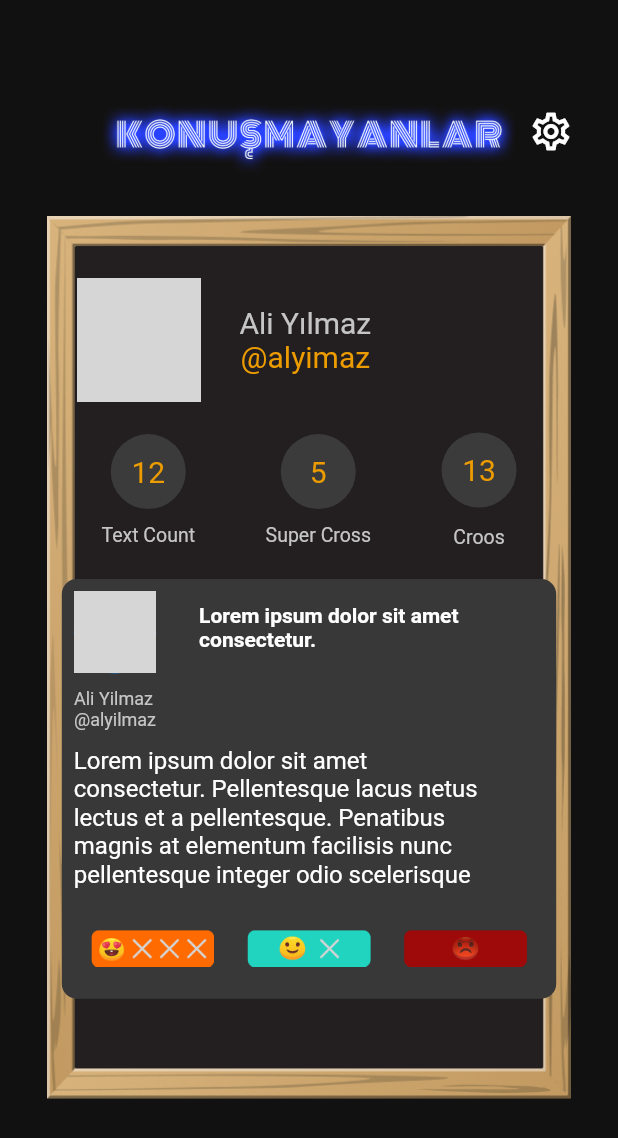
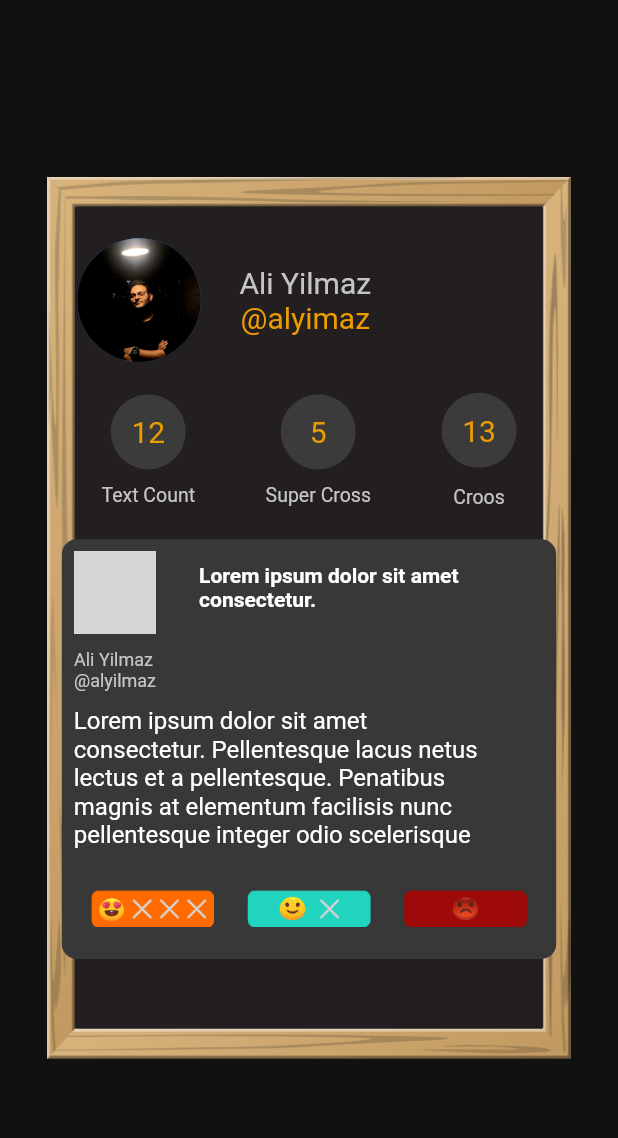
Before and after one commit to alyilmaz99/konusamayanlar_app, a Flutter app: the ProfileView screen opened directly, on a phone screen of 412 x 824 dp. Shown: the top 1138 px of the screen. Run offline on Flutter 3.47's test engine with Material 2 defaults, Android fonts, the phone set to English and light mode, and no system bars; our stand-ins replace easy_localization, flutter_svg, go_router, google_fonts; missing offline and left inert: molten_navigationbar_flutter, page_animation_transition; network calls fail; Roboto replaces fonts that are missing (Arimo); grey boxes are pictures that could not be loaded.

Commit message:
profile_page half fix

```diff
--- a/lib/main.dart
+++ b/lib/main.dart
@@ -1,7 +1,6 @@
 import 'package:easy_localization/easy_localization.dart';
 import 'package:flutter/material.dart';
 import 'package:konusamayanlar_app/product/router/router.dart';
-import 'package:konusamayanlar_app/view/auth/splash/view/splash_view.dart';
 
 Future<void> main() async {
   WidgetsFlutterBinding.ensureInitialized();
--- a/lib/product/router/router.dart
+++ b/lib/product/router/router.dart
@@ -69,7 +69,7 @@ class AppRouter {
         },
       ),
     ],
-    redirect: (context, state) async {
+    redirect: (context, state) {
       bool isAuthenticated = false;
       if (!isAuthenticated && state.subloc == '/') {
         return state.namedLocation(RouteConstants.login);
--- a/lib/view/home/profile/view/profile_view.dart
+++ b/lib/view/home/profile/view/profile_view.dart
@@ -17,44 +17,10 @@ class _ProfileViewState extends State<ProfileView> {
   Widget build(BuildContext context) {
     return BaseView(builder: (context, width, height, appbar) {
       return Scaffold(
-        resizeToAvoidBottomInset: false,
         backgroundColor: ColorConst.appBgColor,
-        body: SingleChildScrollView(
-          physics: const ClampingScrollPhysics(
-              parent: NeverScrollableScrollPhysics()),
-          child: Column(
+        body: Column(
+          mainAxisAlignment: MainAxisAlignment.center,
           children: [
-              Row(
-                mainAxisAlignment: MainAxisAlignment.end,
-                children: [
-                  SizedBox(
-                    child: Padding(
-                      padding:
-                          EdgeInsets.only(top: width / 8, bottom: width / 40),
-                      child: Container(
-                        height: width / 5,
-                        width: width / 1.5,
-                        decoration: const BoxDecoration(
-                          image: DecorationImage(
-                              image: AssetImage('assets/images/header.png')),
-                        ),
-                      ),
-                    ),
-                  ),
-                  Padding(
-                    padding: EdgeInsets.only(
-                        top: width / 10, bottom: width / 40, right: width / 20),
-                    child: IconButton(
-                      onPressed: () {},
-                      icon: const Icon(
-                        Icons.settings_outlined,
-                        size: 30,
-                      ),
-                      color: Colors.white,
-                    ),
-                  ),
-                ],
-              ),
             SizedBox(
               height: height / 1.4,
               child: Container(
@@ -74,17 +40,16 @@ class _ProfileViewState extends State<ProfileView> {
                               right: width / 16, left: width / 8),
                           child: CircleAvatar(
                             radius: height / 20,
-                              backgroundImage: const NetworkImage(
-                                  'https://ca.slack-edge.com/T04PLHL1K2A-U04PVKME004-a416acec8ec0-512'),
+                            backgroundImage:
+                                const AssetImage('assets/images/profile.jpg'),
                           ),
                         ),
                         Column(
                           children: [
-                              Text('Ali Yılmaz',
+                            Text('Ali Yilmaz',
                                 textAlign: TextAlign.start,
                                 style: GoogleFonts.arimo(
-                                    color:
-                                        const Color.fromRGBO(197, 197, 197, 1),
+                                  color: const Color.fromRGBO(197, 197, 197, 1),
                                   fontSize: 20,
                                 )),
                             Text('@alyimaz',
@@ -99,8 +64,8 @@ class _ProfileViewState extends State<ProfileView> {
                     ),
                     SizedBox(height: height / 40),
                     Padding(
-                        padding: EdgeInsets.only(
-                            right: width / 20, left: width / 20),
+                      padding:
+                          EdgeInsets.only(right: width / 20, left: width / 20),
                       child: const UsersCountInfo(
                         textCount: 12,
                         superXCont: 5,
@@ -115,7 +80,6 @@ class _ProfileViewState extends State<ProfileView> {
             ),
           ],
         ),
-        ),
       );
     });
   }
```
Lines whose indentation alone changed are shown as unchanged.
